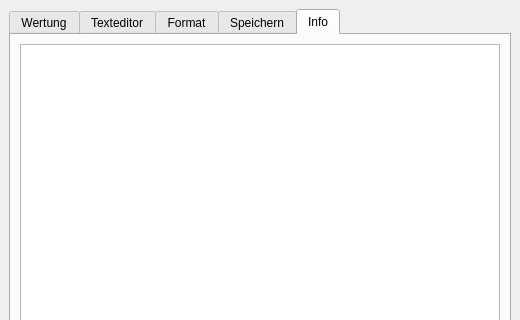
Old version of the form GradingWindow.ui in the repository str4el/grading; both pictures show x 0 to 520 and y 0 to 320 of the 520 by 485 pixel window.
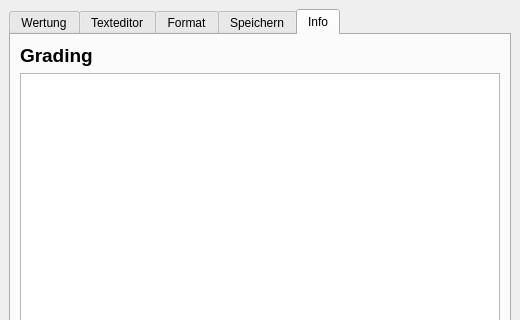
New version of the form. The open tabs and pages were chosen to show the change.

```diff
--- a/GradingWindow.ui
+++ b/GradingWindow.ui
@@ -1396,6 +1396,20 @@
         <string>Info</string>
        </attribute>
        <layout class="QVBoxLayout" name="verticalLayout_3">
+        <item>
+         <widget class="QLabel" name="version_label">
+          <property name="font">
+           <font>
+            <pointsize>14</pointsize>
+            <weight>75</weight>
+            <bold>true</bold>
+           </font>
+          </property>
+          <property name="text">
+           <string>Grading</string>
+          </property>
+         </widget>
+        </item>
         <item>
          <widget class="QTextBrowser" name="browser">
           <property name="openExternalLinks">
```
